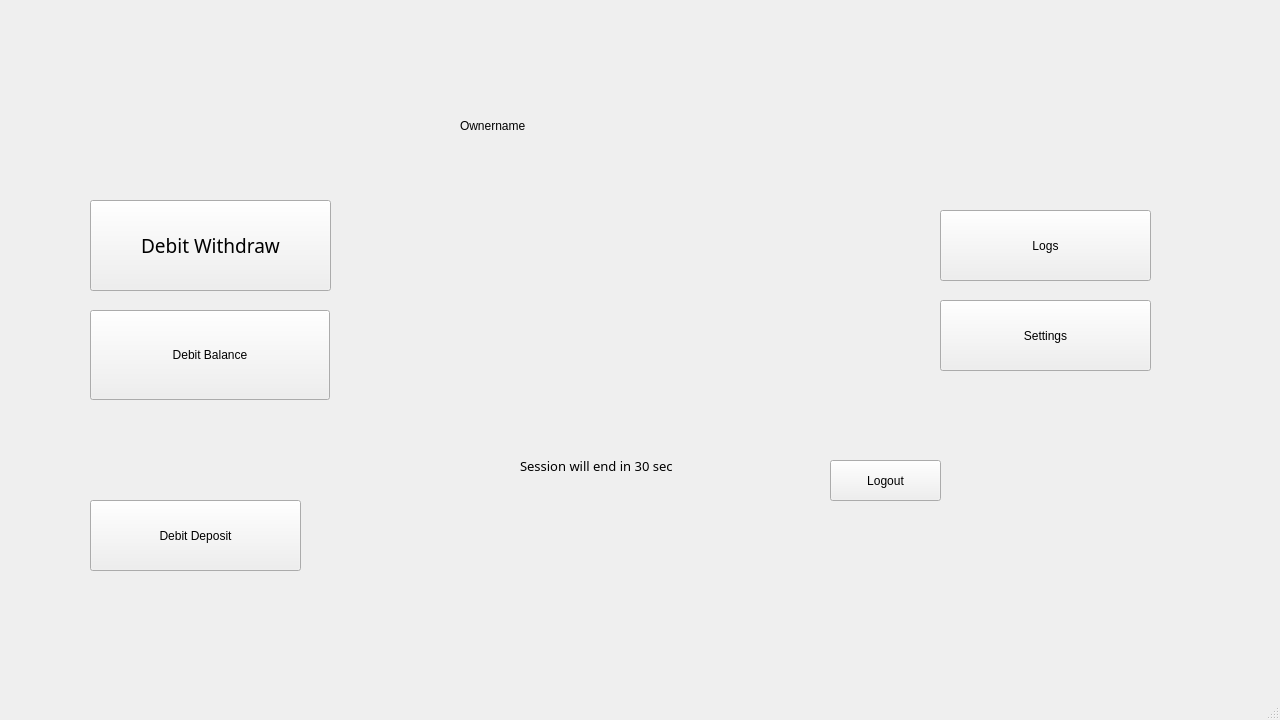
Before: the Qt Designer form frontend/mainmenu.ui in t1rate01/ATM_groupproject, drawn with Qt 5.
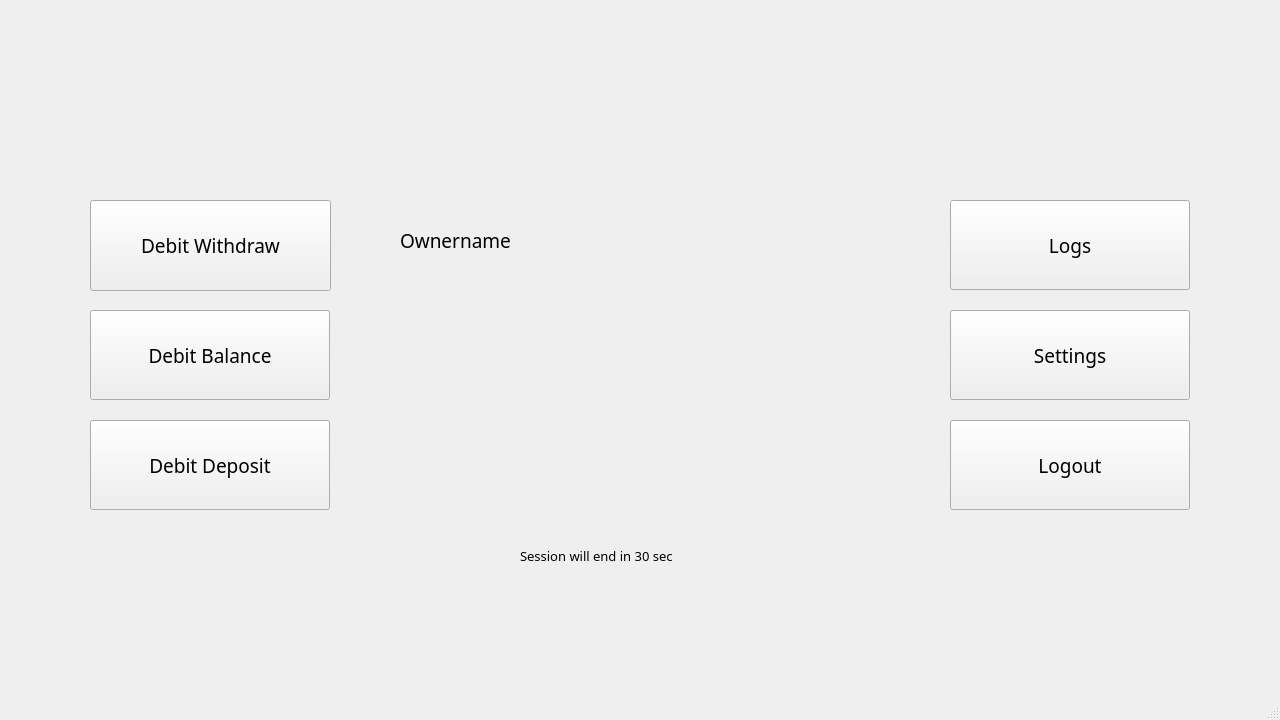
After: the same form once the commit is applied.

```diff
--- a/frontend/mainmenu.ui
+++ b/frontend/mainmenu.ui
@@ -48,6 +48,12 @@
       <height>90</height>
      </rect>
     </property>
+    <property name="font">
+     <font>
+      <family>Century Gothic</family>
+      <pointsize>14</pointsize>
+     </font>
+    </property>
     <property name="text">
      <string>Debit Balance</string>
     </property>
@@ -55,12 +61,18 @@
    <widget class="QPushButton" name="btn_logs">
     <property name="geometry">
      <rect>
-      <x>940</x>
-      <y>210</y>
-      <width>211</width>
-      <height>71</height>
+      <x>950</x>
+      <y>200</y>
+      <width>240</width>
+      <height>90</height>
      </rect>
     </property>
+    <property name="font">
+     <font>
+      <family>Century Gothic</family>
+      <pointsize>14</pointsize>
+     </font>
+    </property>
     <property name="text">
      <string>Logs</string>
     </property>
@@ -68,12 +80,18 @@
    <widget class="QPushButton" name="btn_debit_settings">
     <property name="geometry">
      <rect>
-      <x>940</x>
-      <y>300</y>
-      <width>211</width>
-      <height>71</height>
+      <x>950</x>
+      <y>310</y>
+      <width>240</width>
+      <height>90</height>
      </rect>
     </property>
+    <property name="font">
+     <font>
+      <family>Century Gothic</family>
+      <pointsize>14</pointsize>
+     </font>
+    </property>
     <property name="text">
      <string>Settings</string>
     </property>
@@ -81,12 +99,18 @@
    <widget class="QLabel" name="label_greeting">
     <property name="geometry">
      <rect>
-      <x>460</x>
-      <y>100</y>
-      <width>351</width>
-      <height>51</height>
+      <x>400</x>
+      <y>180</y>
+      <width>511</width>
+      <height>121</height>
      </rect>
     </property>
+    <property name="font">
+     <font>
+      <family>Century Gothic</family>
+      <pointsize>14</pointsize>
+     </font>
+    </property>
     <property name="text">
      <string>Ownername</string>
     </property>
@@ -95,11 +119,17 @@
     <property name="geometry">
      <rect>
       <x>90</x>
-      <y>500</y>
-      <width>211</width>
-      <height>71</height>
+      <y>420</y>
+      <width>240</width>
+      <height>90</height>
      </rect>
     </property>
+    <property name="font">
+     <font>
+      <family>Century Gothic</family>
+      <pointsize>14</pointsize>
+     </font>
+    </property>
     <property name="text">
      <string>Debit Deposit</string>
     </property>
@@ -108,8 +138,8 @@
     <property name="geometry">
      <rect>
       <x>520</x>
-      <y>440</y>
-      <width>351</width>
+      <y>530</y>
+      <width>191</width>
       <height>51</height>
      </rect>
     </property>
@@ -126,12 +156,18 @@
    <widget class="QPushButton" name="btn_logout">
     <property name="geometry">
      <rect>
-      <x>830</x>
-      <y>460</y>
-      <width>111</width>
-      <height>41</height>
+      <x>950</x>
+      <y>420</y>
+      <width>240</width>
+      <height>90</height>
      </rect>
     </property>
+    <property name="font">
+     <font>
+      <family>Century Gothic</family>
+      <pointsize>14</pointsize>
+     </font>
+    </property>
     <property name="text">
      <string>Logout</string>
     </property>
```
